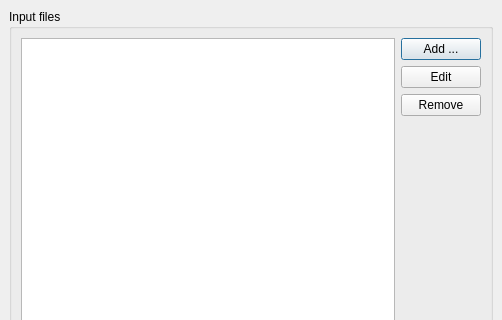
Old version of the form include/OpenMS/VISUAL/DIALOGS/UIC/TOPPASInputFilesDialog.ui in the repository hroest/flaming-archer; both pictures show x 0 to 502 and y 0 to 320 of the 502 by 481 pixel window.
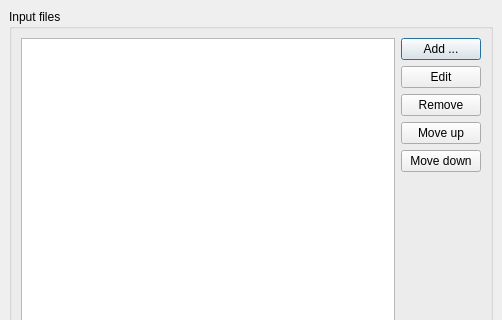
New version of the form.

What changed in the file:
```diff
--- a/include/OpenMS/VISUAL/DIALOGS/UIC/TOPPASInputFilesDialog.ui
+++ b/include/OpenMS/VISUAL/DIALOGS/UIC/TOPPASInputFilesDialog.ui
@@ -67,6 +67,20 @@
           </property>
          </widget>
         </item>
+        <item>
+         <widget class="QPushButton" name="up_button">
+          <property name="text">
+           <string>Move up</string>
+          </property>
+         </widget>
+        </item>
+        <item>
+         <widget class="QPushButton" name="down_button">
+          <property name="text">
+           <string>Move down</string>
+          </property>
+         </widget>
+        </item>
         <item>
          <spacer>
           <property name="orientation" >
```
Left out of the diff: 95 changed lines with no effect on the pictures.
